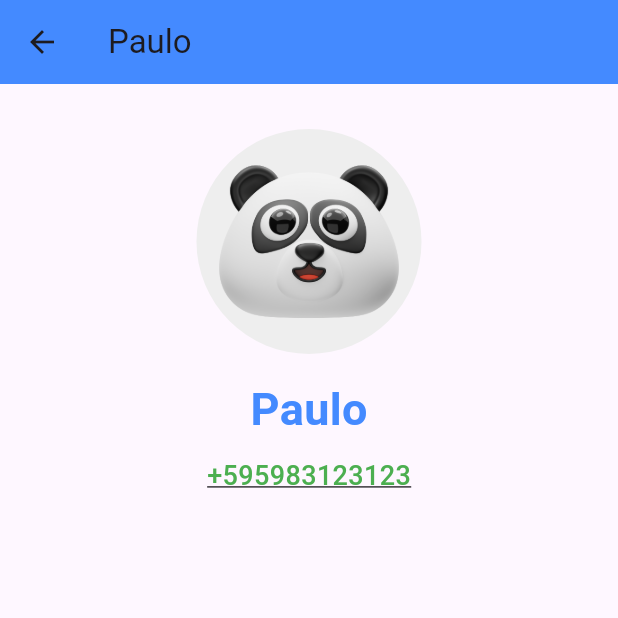
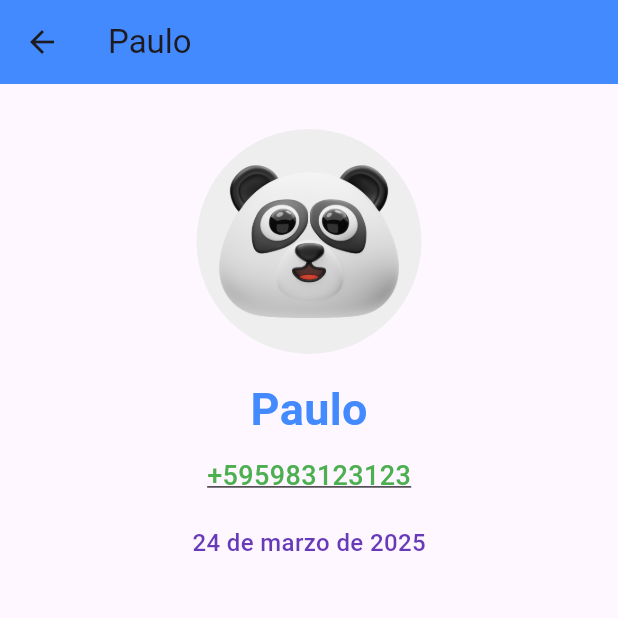
Before and after one commit to PauloSantiB/chat_app, a Flutter app: the HomeScreen screen opened by its route, after a tap on "Paulo", on a phone screen of 412 x 824 dp, the top half of it. Run offline on Flutter 3.47's test engine with Material 3 defaults, Android fonts, the phone set to English and light mode, and no system bars; our stand-ins replace go_router, swipeable_button_view.

Commit message:
Agregue fecha distintas paea cada usuario

```diff
--- a/lib/data/home_data.dart
+++ b/lib/data/home_data.dart
@@ -26,26 +26,24 @@ class HomeData {
     ];
 
     return [
-      User(name: 'Paulo', phoneNumber: '+595983123123'),
-      User(name: 'Matias', phoneNumber: '+595983123124'),
-      User(name: 'David', phoneNumber: '+595983123125'),
-      User(name: 'Santiago', phoneNumber: '+595983123126'),
-      User(name: 'Romina', phoneNumber: '+595983123127'),
-      User(name: 'Federico', phoneNumber: '+595983123128'),
-      User(name: 'Tomas', phoneNumber: '+595983123129'),
-      User(name: 'Natasha', phoneNumber: '+5959831231231'),
-      User(name: 'Emilia', phoneNumber: '+595983123122'),
-      User(name: 'Olivia', phoneNumber: '+595983123111'),
-      User(name: 'Martina', phoneNumber: '+595983123112'),
-      User(name: 'Nicole', phoneNumber: '+595983123113'),
-      User(name: 'Sebastian', phoneNumber: '+595983123114'),
-      User(name: 'Alejo', phoneNumber: '+595983123115'),
-      User(name: 'Lucas', phoneNumber: '+595983123116'),
-      User(name: 'Gerardo', phoneNumber: '+595983123117'),
-      User(name: 'Mia', phoneNumber: '+595983123118'),
-      User(name: 'Ana', phoneNumber: '+595983123119'),
-      User(name: 'Belén', phoneNumber: '+595983123120'),
-      User(name: 'Matteo', phoneNumber: '+595983123121'),
+      User(name: 'Paulo', phoneNumber: '+595983123123',date: '24 de marzo de 2025'),
+      User(name: 'Matias', phoneNumber: '+595983123124',date: '04 de junio de 2025'),
+      User(name: 'David', phoneNumber: '+595983123125', date: '15 de de 2025'),
+      User(name: 'Santiago', phoneNumber: '+595983123126', date: '17 de junio de 2025'),
+      User(name: 'Romina', phoneNumber: '+595983123127', date: '11 de junio de 2025'),
+      User(name: 'Federico', phoneNumber: '+595983123128', date: '27 de junio de 2025'),
+      User(name: 'Tomas', phoneNumber: '+595983123129', date: '22 de junio de 2025'),
+      User(name: 'Natasha', phoneNumber: '+5959831231231', date: '13 de junio de 2025'),
+      User(name: 'Emilia', phoneNumber: '+595983123122', date: '25 de junio de 2025'),
+      User(name: 'Olivia', phoneNumber: '+595983123111', date: '19 de junio de 2025'),
+      User(name: 'Martina', phoneNumber: '+595983123112', date: '30 de junio de 2025'),
+      User(name: 'Nicole', phoneNumber: '+595983123113', date: '06 de enero de 2025'),
+      User(name: 'Sebastian', phoneNumber: '+595983123114', date: '18 de junio de 2025'),
+      User(name: 'Alejo', phoneNumber: '+595983123115', date: '24 de febrero de 2025'),
+      User(name: 'Lucas', phoneNumber: '+595983123116', date: '24 de diciembre de 2025'),
+      User(name: 'Gerardo', phoneNumber: '+595983123117', date: '24 de mayo de 2025'),
+      User(name: 'Mia', phoneNumber: '+595983123118', date: '24 de octubre de 2025'),
+      User(name: 'Belén', phoneNumber: '+595983123120', date: '27 de julio de 2025'),
     ];
   }
 }
--- a/lib/models/user.dart
+++ b/lib/models/user.dart
@@ -1,9 +1,11 @@
 class User {
   final String name;
   final String phoneNumber;
+  final String date; //  nueva propiedad
 
   const User({
     required this.name,
     required this.phoneNumber,
+    required this.date,
   });
 }
--- a/lib/screens/contact_details_screen.dart
+++ b/lib/screens/contact_details_screen.dart
@@ -1,42 +1,41 @@
-import 'package:chat_app/models/user.dart';
-import 'package:flutter/cupertino.dart';
-import 'package:flutter/material.dart';
-import 'package:url_launcher/url_launcher.dart';
+import 'package:chat_app/models/user.dart'; //  importa la clase User, que contiene nombre y número
+import 'package:flutter/cupertino.dart'; //  permite usar íconos y componentes de estilo iOS
+import 'package:flutter/material.dart'; // permite usar widgets como Text, Scaffold, AppBar, etc
+import 'package:flutter/services.dart'; // Para copiar al portapapeles osea copiar textos
+
+// Función para obtener la fecha actual formateada
+String _formatFechaActual() {
+  final ahora = DateTime.now();
+  final meses = [
+    'enero', 'febrero', 'marzo', 'abril', 'mayo', 'junio',
+    'julio', 'agosto', 'septiembre', 'octubre', 'noviembre', 'diciembre'
+  ];
+  final dia = ahora.day;
+  final mes = meses[ahora.month - 1];
+  final anho = ahora.year;
+
+  return '$dia de $mes de $anho';
+}
 
 class ContactDetailsExtra {
-  final int index;
-  final User user;
+  final int index; // index es el número del contacto en la lista.
+  final User user; // user es el objeto con name y phoneNumber.
 
   ContactDetailsExtra({required this.index, required this.user});
-}
+} // Esta clase se usa para pasar datos entre pantallas.
 
 class ContactDetailsScreen extends StatelessWidget {
   final ContactDetailsExtra extra;
-
+// Es la pantalla que muestra los detalles del contacto.
+//Recibe la información desde extra (índice e instancia User).
   const ContactDetailsScreen({super.key, required this.extra});
 
-   Future<void> _makePhoneCall(String phoneNumber) async {
-    final Uri url = Uri.parse('tel:$phoneNumber');
-    if (await canLaunchUrl(url)) {
-      await launchUrl(url);
-    } else {
-      throw 'No se pudo hacer la llamada a $phoneNumber';
-    }
-  }
 
-  Future<void> _openWhatsApp(String phoneNumber) async {
-    final Uri url = Uri.parse("https://wa.me/$phoneNumber?text=Hola!");
-    if (await canLaunchUrl(url)) {
-      await launchUrl(url, mode: LaunchMode.externalApplication);
-    } else {
-      throw 'No se pudo abrir WhatsApp para $phoneNumber';
-    }
-  }
 
-  @override
+  @override //se define la estructura visual de la pantalla.
   Widget build(BuildContext context) {
     return Scaffold(
-      appBar: AppBar(
+      appBar: AppBar( //AppBar: muestra el nombre del usuario como título.
         elevation: 0,
         backgroundColor: Colors.blueAccent,
         centerTitle: false,
@@ -48,56 +47,85 @@ class ContactDetailsScreen extends StatelessWidget {
             mainAxisAlignment: MainAxisAlignment.center,
             crossAxisAlignment: CrossAxisAlignment.center,
             children: [
-              SizedBox(height: 30),
-              Container(
+              const SizedBox(height: 30),
+              Container( // foto de perfil: Muestra la foto del contacto circular, cargada desde assets/
                 height: 150,
                 width: 150,
                 decoration: BoxDecoration(
                   color: Colors.grey.shade200,
                   image: DecorationImage(
                     image: AssetImage('assets/${extra.index + 1}.png'),
-                      //scale: 4,
                     fit: BoxFit.cover,
+                  ),
+                  shape: BoxShape.circle,
+                ),
+              ),
+              const SizedBox(height: 15),
+              Text( // Nombre de usuario: Muestra el nombre con letra grande y azul.
+                extra.user.name,
+                style: const TextStyle(
+                  fontSize: 30,
+                  color: Colors.blueAccent,
+                  fontWeight: FontWeight.bold,
+                ),
+              ),
+              const SizedBox(height: 10),
 
-                    ),
-                    shape: BoxShape.circle),
-              ),
-               SizedBox(
-                              width: 30,
-                              height: 15,
-
-                              ),
-              Text(extra.user.name,
-              style: const TextStyle( fontSize: 30,
-                color: Colors.blueAccent,
-              fontWeight: FontWeight.bold,),
-              ),
-              const SizedBox(
-                height: 10,
-              ),
-             GestureDetector(
-  onTap: () => _makePhoneCall(extra.user.phoneNumber),
-  onLongPress: () {
-    final cleanPhone = extra.user.phoneNumber.replaceAll('+', '');
-    _openWhatsApp(cleanPhone);
-  },
-  child: Text(
+                 Text( //Este es el contenido visible del GestureDetector, Muestra el número en pantalla.
                   extra.user.phoneNumber,
-    style: const TextStyle(
-      fontSize: 18,
-      color: Colors.green,
-      fontWeight: FontWeight.w500,
-      decoration: TextDecoration.underline,
-    ),
+                  style: const TextStyle( //Aplica estilos visuales al texto
+                    fontSize: 18, // tamaño de letra moderadamente grande.
+                    color: Colors.green,//color verde para representar que es un número "activo".
+                    fontWeight: FontWeight.w500,// peso seminegrita.
+                    decoration: TextDecoration.underline, //subraya el número, indicando que es interactivo.
                   ),
                 ),
 
+              const SizedBox(height: 20),// Agrega 20 píxeles de espacio vacío entre el número de teléfono y la fecha.
 
+                    Text(//Muestra en pantalla la fecha que corresponde a ese usuario.
+                     extra.user.date,// El valor viene de extra.user.date, que accede al campo date de la clase User, extra es un objeto de tipo ContactDetailsExtra, que contiene un User, Ese User fue pasado a esta pantalla cuando tocaste un contacto en la HomeScreen
+                     style: const TextStyle(// define el estilo visual del texto de la fecha.
+                      fontSize: 16,
+                      color: Colors.deepPurple,
+                      fontWeight: FontWeight.w500,
+  ),
+),
 
+const SizedBox(height: 20),
 
-
-
-
+              // Plantilla de fecha actual con acción
+           ////   GestureDetector(
+              //  onTap: () {
+                //  final fecha = _formatFechaActual();//lama a una función (_formatFechaActual) que devuelve la fecha actual en texto:"18 de mayo de 2025", Guarda ese texto en la variable fecha
+              //    Clipboard.setData(ClipboardData(text: fecha));//Copia el contenido de la variable fecha al portapapeles del dispositivo
+               //   ScaffoldMessenger.of(context).showSnackBar( //Muestra un SnackBar como aviso.
+              //      const SnackBar(content: Text('Fecha copiada al portapapeles')),
+               //   );
+             //   },
+           //     child: Container(//Este es el contenido visual que se muestra al usuario (la tarjeta de la fecha).
+            //      padding: const EdgeInsets.all(12),//Personalizan el aspecto visual del Container. espacio interno dentro de la tarjeta.
+             //     margin: const EdgeInsets.symmetric(horizontal: 16),//Personalizan el aspecto visual del Container. separación de los bordes laterales.
+               //     color: Colors.blue.shade50,
+              //      borderRadius: BorderRadius.circular(10),
+             //       border: Border.all(color: Colors.blueAccent),
+             //    ),
+              //    child: Row( //Muestra los elementos dentro del Container en línea horizontal.
+               //     children: [
+                //      const Icon(Icons.calendar_today, size: 18, color: Colors.blueAccent),//
+                //      const SizedBox(width: 10),//Deja un espacio de 10 píxeles entre el ícono y el texto.
+                 //     Text(
+                  //      _formatFechaActual(),//Muestra la fecha actual en texto.
+                  //      style: const TextStyle(
+                   //       fontSize: 16,
+                     //     color: Colors.black87,
+                //        ),
+              //        ),
+              //      ],
+             //     ),
+           //     ),
+        //      ),
+        //      const SizedBox(height: 30),
             ],
           ),
         ),
--- a/pubspec.yaml
+++ b/pubspec.yaml
@@ -12,7 +12,6 @@ dependencies:
 
   cupertino_icons: ^1.0.8
   go_router: ^14.8.1
-  url_launcher: ^6.3.1
   swipeable_button_view: ^0.0.2
 
 dev_dependencies:
```
Also changed, not shown: pubspec.lock, 6 other files. Lines whose indentation alone changed are shown as unchanged.
